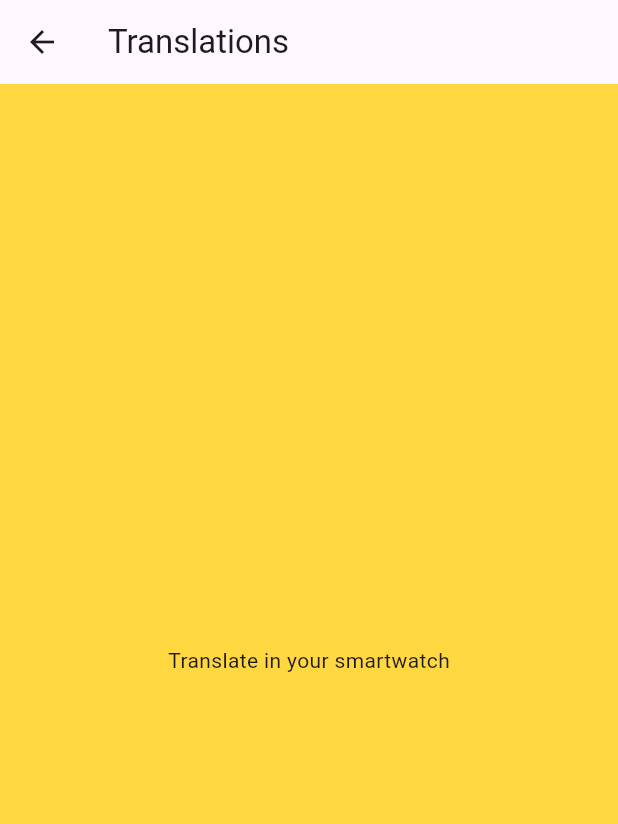
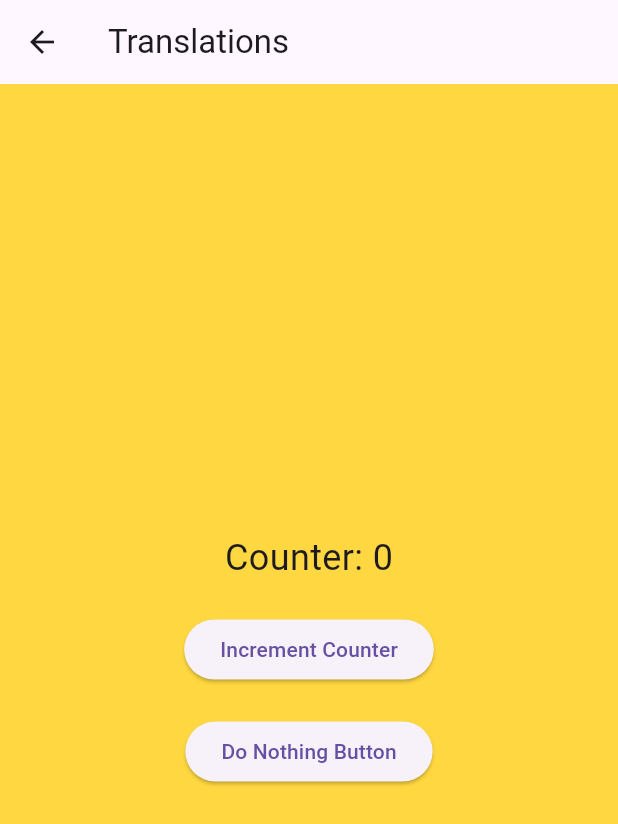
Before and after one commit to Alexisbroh/smartwatchFlutter, a Flutter app: the Screen1 screen opened directly, on a phone screen of 412 x 824 dp. Shown: the top 824 px of the screen. Run offline on Flutter 3.47's test engine with Material 3 defaults, Android fonts, the phone set to English and light mode, and no system bars.

Commit message:
feature/smartwatch/Alexis-Medina

```diff
--- a/smartwacth_app/lib/main.dart
+++ b/smartwacth_app/lib/main.dart
@@ -21,8 +21,6 @@ class HomeScreen extends StatelessWidget {
       body: Center(
         child: ListView(
           children: [
-            // Adding an image from the internet
-
             Card(
               child: ListTile(
                 title: Text('Check your translations', style: TextStyle(fontSize: 18)),
@@ -31,7 +29,6 @@ class HomeScreen extends StatelessWidget {
                   Navigator.push(
                     context,
                     MaterialPageRoute(builder: (context) => Screen1()),
-
                   );
                 },
               ),
@@ -55,24 +52,84 @@ class HomeScreen extends StatelessWidget {
   }
 }
 
-class Screen1 extends StatelessWidget {
+class Screen1 extends StatefulWidget {
+  @override
+  _Screen1State createState() => _Screen1State();
+}
+
+class _Screen1State extends State<Screen1> {
+  int _counter = 0;
+
+  void _incrementCounter() {
+    setState(() {
+      _counter++;
+    });
+  }
+
   @override
   Widget build(BuildContext context) {
     return Scaffold(
       backgroundColor: Colors.amberAccent,
       appBar: AppBar(title: Text('Translations')),
-      body: Center(child: Text('Translate in your smartwatch')),
+      body: Center(
+        child: Column(
+          mainAxisAlignment: MainAxisAlignment.center,
+          children: [
+            Text('Counter: $_counter', style: TextStyle(fontSize: 24)),
+            SizedBox(height: 20),
+            ElevatedButton(
+              onPressed: _incrementCounter,
+              child: Text('Increment Counter'),
+            ),
+            SizedBox(height: 20),
+            ElevatedButton(
+              onPressed: () {}, // This button does nothing
+              child: Text('Do Nothing Button'),
+            ),
+          ],
+        ),
+      ),
     );
   }
 }
 
-class Screen2 extends StatelessWidget {
+class Screen2 extends StatefulWidget {
+  @override
+  _Screen2State createState() => _Screen2State();
+}
+
+class _Screen2State extends State<Screen2> {
+  int _counter = 0;
+
+  void _incrementCounter() {
+    setState(() {
+      _counter++;
+    });
+  }
+
   @override
   Widget build(BuildContext context) {
     return Scaffold(
       backgroundColor: Colors.amberAccent,
       appBar: AppBar(title: Text('Notes')),
-      body: Center(child: Text('Check your notes in this smartwatch')),
+      body: Center(
+        child: Column(
+          mainAxisAlignment: MainAxisAlignment.center,
+          children: [
+            Text('Counter: $_counter', style: TextStyle(fontSize: 24)),
+            SizedBox(height: 20),
+            ElevatedButton(
+              onPressed: _incrementCounter,
+              child: Text('Increment Counter'),
+            ),
+            SizedBox(height: 20),
+            ElevatedButton(
+              onPressed: () {}, // This button does nothing
+              child: Text('Do Nothing Button'),
+            ),
+          ],
+        ),
+      ),
     );
   }
 }
```
